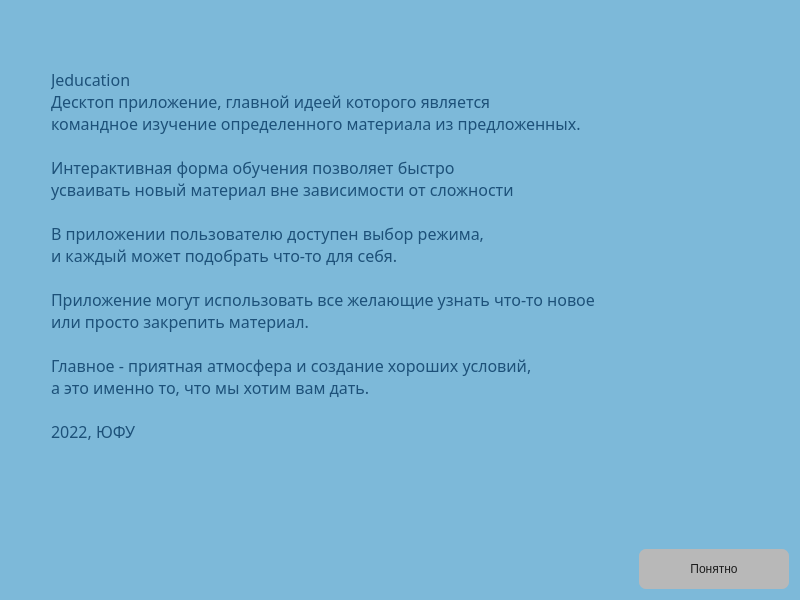
Above: Client/jeducation-v0.1/info.ui from Avedik/Desktop-application-IEducation before the change. Below: the same form after it.
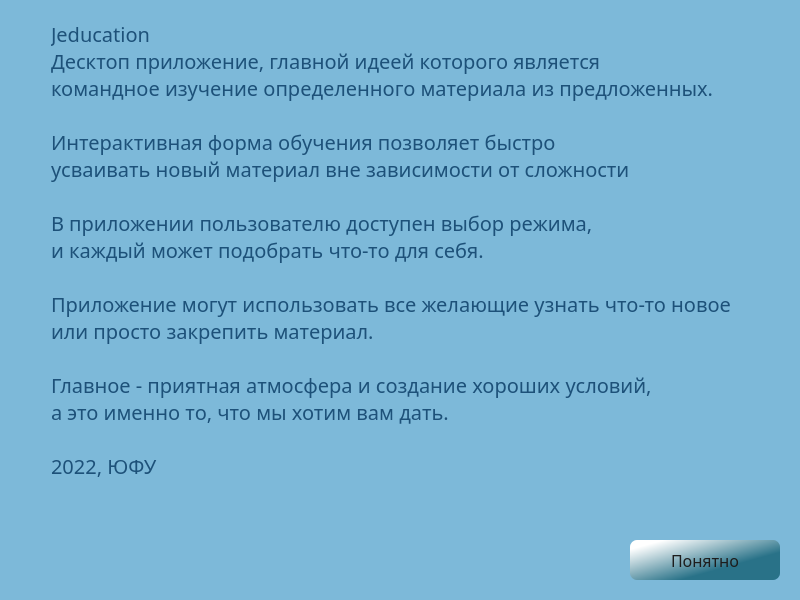
That is the form after the change.

Commit message: Отредактировал дизайн во всех окнах и добавил компоновку

```diff
--- a/Client/jeducation-v0.1/info.ui
+++ b/Client/jeducation-v0.1/info.ui
@@ -16,6 +16,11 @@
     <height>500</height>
    </size>
   </property>
+  <property name="font">
+   <font>
+    <pointsize>9</pointsize>
+   </font>
+  </property>
   <property name="windowTitle">
    <string>JEducation v0.1</string>
   </property>
@@ -62,7 +67,7 @@
        <property name="font">
         <font>
          <family>Bahnschrift</family>
-         <pointsize>12</pointsize>
+         <pointsize>15</pointsize>
         </font>
        </property>
        <property name="styleSheet">
@@ -106,6 +111,15 @@
    </item>
    <item>
     <layout class="QHBoxLayout" name="horizontalLayout">
+     <property name="spacing">
+      <number>6</number>
+     </property>
+     <property name="rightMargin">
+      <number>9</number>
+     </property>
+     <property name="bottomMargin">
+      <number>9</number>
+     </property>
      <item>
       <spacer name="horizontalSpacer_2">
        <property name="orientation">
@@ -127,8 +141,14 @@
          <height>40</height>
         </size>
        </property>
+       <property name="font">
+        <font>
+         <family>Bahnschrift</family>
+         <pointsize>12</pointsize>
+        </font>
+       </property>
        <property name="styleSheet">
-        <string notr="true">background-color: rgb(184, 184, 184);
+        <string notr="true">background-color: qlineargradient(spread:pad, x1:0.652, y1:0.67, x2:0.096, y2:0.136227, stop:0 rgba(41, 114, 136, 255), stop:1 rgba(255, 255, 255, 255));
 color: rgb(29, 29, 29);
 border:2px;
 border-radius:7;</string>
```
The commit also changes 6 other files.
